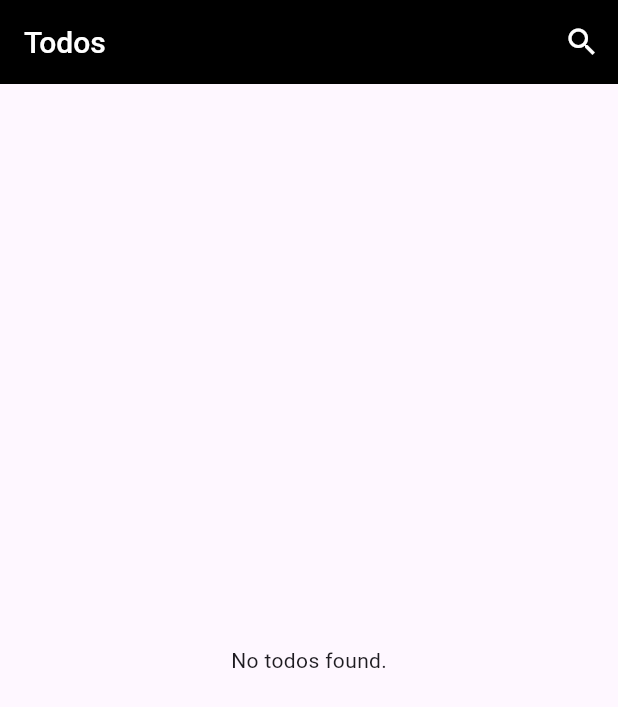
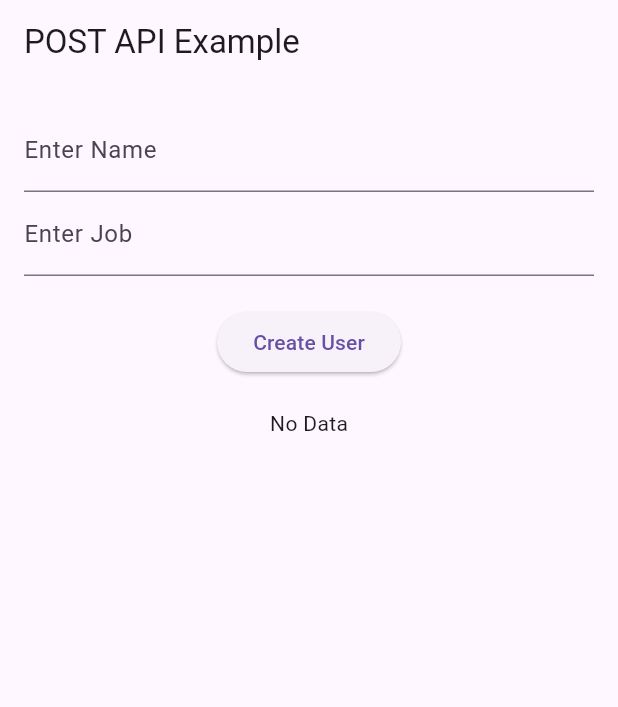
Before and after one commit to Hiralsarvaiya37/just_watch_rating, a Flutter app: the screen it shows after launch, on a phone screen of 412 x 824 dp. Shown: the top 707 px of the screen. Run offline on Flutter 3.47's test engine with Material 3 defaults, Android fonts, the phone set to English and light mode, and no system bars; our stand-ins replace connectivity_plus, get; accounts and stored records are empty.

Commit message:
Developed Flutter POST API functionality with JSON handling, repository structure, and state management using GetX

```diff
--- /dev/null
+++ b/lib/features/api_post/information/model/information_model.dart
@@ -0,0 +1,42 @@
+class InformationModel {
+  String? id;
+  String? name;
+  Data? data;
+
+  InformationModel({this.id, this.name, this.data});
+
+  factory InformationModel.fromJson(Map<String, dynamic> json) {
+    return InformationModel(
+      id: json["id"],
+      name: json["name"],
+      data: json["data"] != null ? Data.fromJson(json["data"]) : null,
+    );
+  }
+  Map<String, dynamic> toJson() {
+    return {
+      "name": name,
+      "data": data?.toJson(),
+    };
+  }
+}
+
+class Data {
+  String? color;
+  String? capacity;
+
+  Data({this.color, this.capacity});
+
+  factory Data.fromJson(Map<String, dynamic> json) {
+    return Data(
+      color: json["color"],
+      capacity: json["capacity"],
+    );
+  }
+
+  Map<String, dynamic> toJson() {
+    return {
+      "color": color,
+      "capacity": capacity,
+    };
+  }
+}
--- /dev/null
+++ b/lib/features/api_post/job_details/controller/job_details_controller.dart
@@ -0,0 +1,24 @@
+import 'package:get/get.dart';
+import 'package:just_watch_rating/features/api_post/job_details/model/job_details_model.dart';
+import 'package:just_watch_rating/features/api_post/job_details/repository/job_details_repository.dart';
+
+class JobDetailsController extends GetxController {
+  final isLoading = false.obs;
+  final userData = Rxn<JobDetailsModel>();
+
+  Future<void> createUser(String name, String job) async {
+    try {
+      isLoading(true);
+      final model = JobDetailsModel(name: name, job: job);
+
+      final data = await JobDetailsRepository().createUser(model);
+
+      print("API Response: ${data.toJson()}");
+      userData.value = data;
+    } catch (e) {
+      Get.snackbar("Error", e.toString(), snackPosition: SnackPosition.BOTTOM);
+    } finally {
+      isLoading(false);
+    }
+  }
+}
--- /dev/null
+++ b/lib/features/api_post/job_details/model/job_details_model.dart
@@ -0,0 +1,20 @@
+class JobDetailsModel {
+  String? name;
+  String? job;
+  String? id;
+  String? createdAt;
+
+  JobDetailsModel({this.name, this.job, this.id, this.createdAt});
+
+  factory JobDetailsModel.fromJson(Map<String, dynamic> json) {
+    return JobDetailsModel(
+      name: json["name"],
+      job: json["job"],
+      id: json["id"],
+      createdAt: json["createdAt"],
+    );
+  }
+  Map<String, dynamic> toJson() {
+    return {"name": name, "job": job};
+  }
+}
--- /dev/null
+++ b/lib/features/api_post/job_details/view/job_details_screen.dart
@@ -0,0 +1,63 @@
+import 'package:flutter/material.dart';
+import 'package:get/get.dart';
+import 'package:just_watch_rating/features/api_post/job_details/controller/job_details_controller.dart';
+
+class JobDetailsScreen extends StatelessWidget {
+  JobDetailsScreen({super.key});
+
+  final controller = Get.put(JobDetailsController());
+
+  final nameController = TextEditingController();
+  final jobController = TextEditingController();
+
+  @override
+  Widget build(BuildContext context) {
+    return Scaffold(
+      appBar: AppBar(title: Text("POST API Example")),
+      body: Padding(
+        padding: EdgeInsets.all(16),
+        child: Column(
+          children: [
+            TextField(
+              controller: nameController,
+              decoration: InputDecoration(labelText: "Enter Name"),
+            ),
+            TextField(
+              controller: jobController,
+              decoration: InputDecoration(labelText: "Enter Job"),
+            ),
+            SizedBox(height: 20),
+            ElevatedButton(
+              onPressed: () {
+                controller.createUser(nameController.text, jobController.text);
+              },
+              child: Text("Create User"),
+            ),
+            SizedBox(height: 20),
+            Obx(() {
+              if (controller.isLoading.value) {
+                return CircularProgressIndicator();
+              }
+
+              if (controller.userData.value == null) {
+                return Text("No Data");
+              }
+
+              final user = controller.userData.value!;
+
+              return Column(
+                crossAxisAlignment: CrossAxisAlignment.start,
+                children: [
+                  Text("Name: ${user.name}"),
+                  Text("Job: ${user.job}"),
+                  Text("ID: ${user.id}"),
+                  Text("Created At: ${user.createdAt}"),
+                ],
+              );
+            }),
+          ],
+        ),
+      ),
+    );
+  }
+}
--- /dev/null
+++ b/lib/features/api_post/user_id/view/user_details_screen.dart
@@ -0,0 +1,57 @@
+import 'package:flutter/material.dart';
+import 'package:get/get.dart';
+import 'package:just_watch_rating/features/api_post/user_id/controller/user_details_controller.dart';
+
+class UserDetailsScreen extends StatelessWidget {
+  UserDetailsScreen({super.key});
+
+  final UserDetailsController controller = Get.put(UserDetailsController());
+
+  @override
+  Widget build(BuildContext context) {
+    return Scaffold(
+      appBar: AppBar(
+        backgroundColor: Colors.black,
+        title: Text("User Data", style: TextStyle(color: Colors.white)),
+      ),
+
+      floatingActionButton: FloatingActionButton(
+        onPressed: () {
+          controller.createPost("Flutter", "Learning POST API");
+        },
+        child: Icon(Icons.add, color: Colors.black, size: 25),
+      ),
+
+      body: Obx(() {
+        if (controller.isLoading.value) {
+          return Center(child: CircularProgressIndicator());
+        }
+
+        final user = controller.createdUser.value;
+
+        if (user == null) {
+          return Center(child: Text("No Data Found"));
+        }
+
+        return Center(
+          child: Card(
+            margin: EdgeInsets.all(20),
+            child: Padding(
+              padding: EdgeInsets.all(16),
+              child: Column(
+                mainAxisSize: MainAxisSize.min,
+                crossAxisAlignment: CrossAxisAlignment.start,
+                children: [
+                  Text("ID: ${user.id}"),
+                  Text("User ID: ${user.userId}"),
+                  Text("Title: ${user.title}"),
+                  Text("Body: ${user.body}"),
+                ],
+              ),
+            ),
+          ),
+        );
+      }),
+    );
+  }
+}
--- a/lib/main.dart
+++ b/lib/main.dart
@@ -1,6 +1,6 @@
 import 'package:flutter/material.dart';
 import 'package:get/get_navigation/get_navigation.dart';
-import 'package:just_watch_rating/features/api_get/todos/view/todos_screen.dart';
+import 'package:just_watch_rating/features/api_post/job_details/view/job_details_screen.dart';
 
 void main() {
   runApp(const MyApp());
@@ -13,7 +13,7 @@ class MyApp extends StatelessWidget {
     return GetMaterialApp(
       title: 'Salary Checker',
       debugShowCheckedModeBanner: false,
-      home: TodosScreen(),
+      home: JobDetailsScreen(),
     );
   }
 }
```
Also changed, not shown: lib/features/api_post/information/controller/information_controller.dart (added, +33 -0 lines), lib/features/api_post/information/repository/information_repository.dart (added, +18 -0 lines), lib/features/api_post/information/view/information_screen.dart (added, +54 -0 lines), lib/features/api_post/job_details/repository/job_details_repository.dart (added, +20 -0 lines), lib/features/api_post/user_id/controller/user_details_controller.dart (added, +37 -0 lines), lib/features/api_post/user_id/model/user_details_model.dart (added, +28 -0 lines), lib/features/api_post/user_id/repository/user_details_repository.dart (added, +18 -0 lines).
